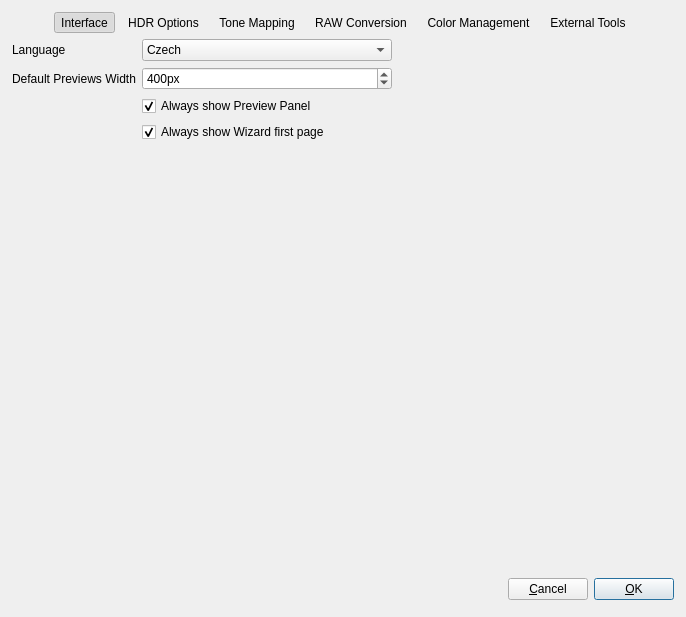
First picture: the form in src/Preferences/PreferencesDialog.ui, repository LuminanceHDR/LuminanceHDR, before the edit.
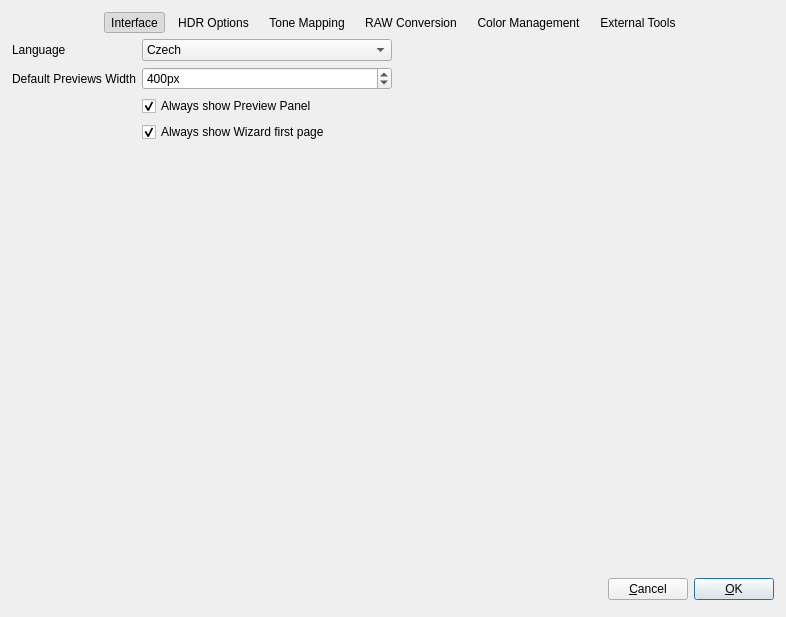
Second picture: the form after the edit. Icons and pictures are not drawn.

Patch:
```diff
--- a/src/Preferences/PreferencesDialog.ui
+++ b/src/Preferences/PreferencesDialog.ui
@@ -6,7 +6,7 @@
    <rect>
     <x>0</x>
     <y>0</y>
-    <width>686</width>
+    <width>786</width>
     <height>617</height>
    </rect>
   </property>
```
Left out of the diff: 20 changed lines with no effect on the pictures.
